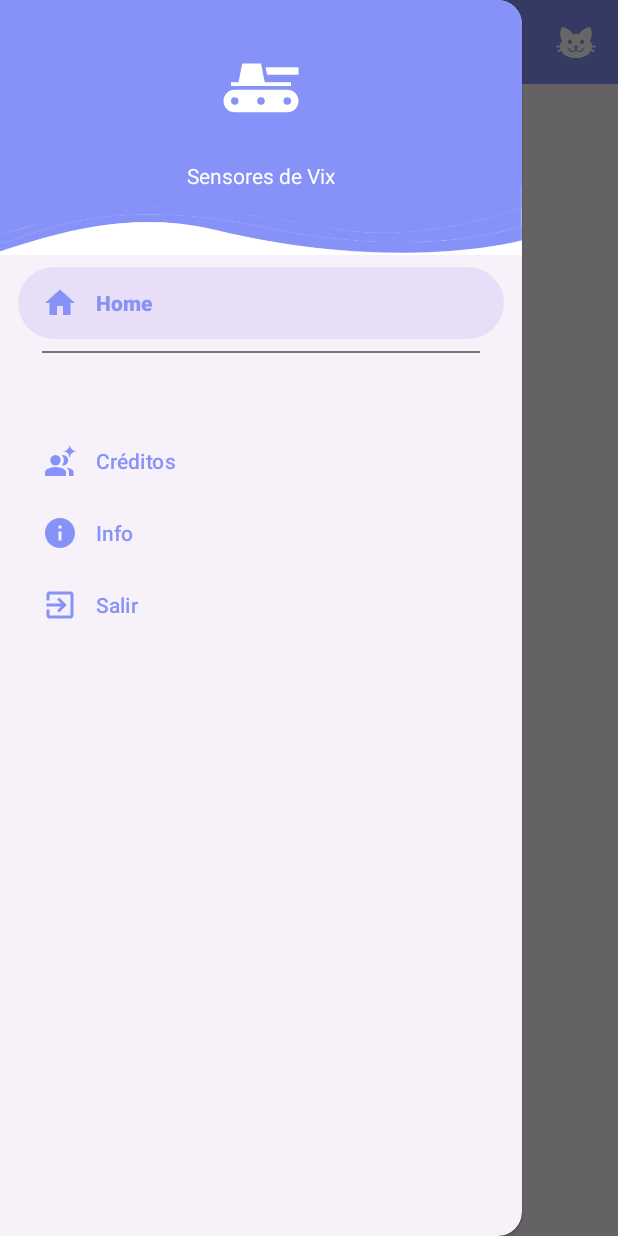
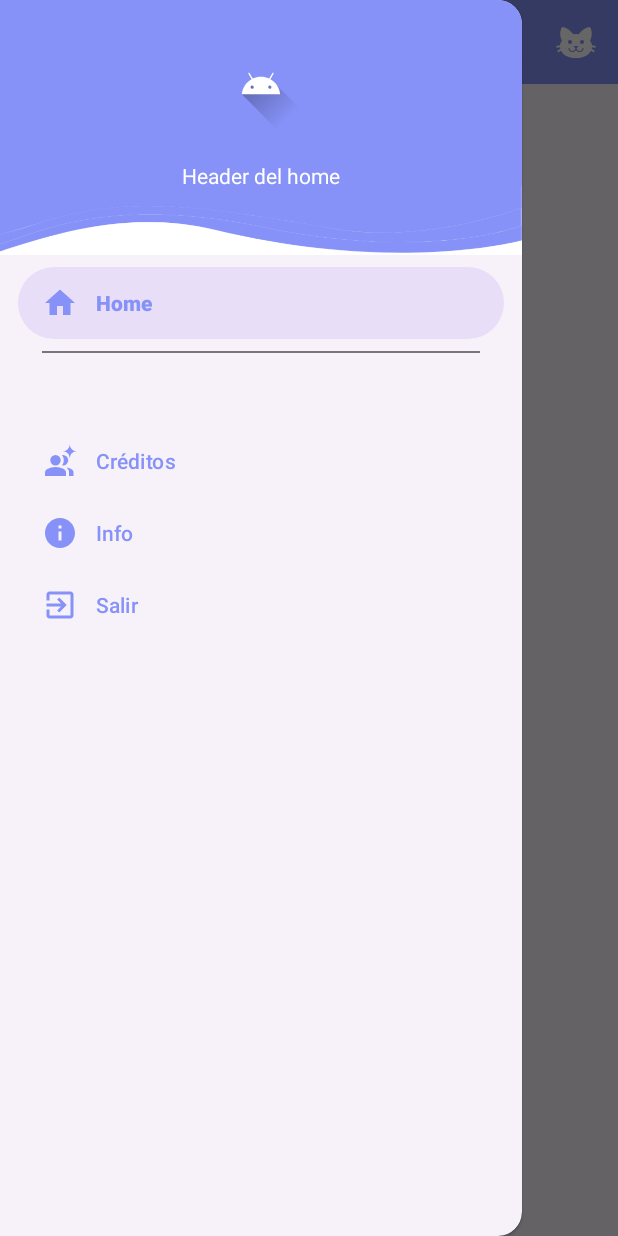
Before and after one commit to Gabriel-R-L/Suite_Sensores_Multimedia, an Android app: the screen it shows after launch (MainActivity), with the side drawer open, on a phone screen of 412 x 824 dp. Run offline under Robolectric (Android 15) with nearby library versions, the light colour scheme and no system bars.

Commit message:
Cambio del header y menu al volver al home

```diff
--- a/app/src/main/java/com/suitejvg/suitesensores/main/MainActivity.java
+++ b/app/src/main/java/com/suitejvg/suitesensores/main/MainActivity.java
@@ -34,7 +34,12 @@ public class MainActivity extends AppCompatActivity implements NavigationView.On
         drawerLayout = findViewById(R.id.drawer_layout);
         NavigationView navigationView = findViewById(R.id.nav_view);
         navigationView.setNavigationItemSelectedListener(this);
+
+//        * cargar el menu
         navigationView.inflateMenu(R.menu.nav_menu);
+
+//        * cargar el header
+        navigationView.inflateHeaderView(R.layout.nav_header);
 
 //        * crear el menu hamburguesa
         ActionBarDrawerToggle toggle = new ActionBarDrawerToggle(this, drawerLayout, toolbar, R.string.open_nav,
@@ -60,36 +65,43 @@ public class MainActivity extends AppCompatActivity implements NavigationView.On
     @Override
     public boolean onOptionsItemSelected(@NonNull MenuItem item) {
 
-//        * controlar clicks en los items del menu
         if (item.getItemId() == R.id.vix) {
             Toast.makeText(this, "Vix", Toast.LENGTH_SHORT).show();
 
-//            * cambiar el menu hamburguesa
+//            * localizar el menu hamburguesa
             NavigationView navigationView = findViewById(R.id.nav_view);
 //            * limpiar el menu hamburguesa para que no se duplique
             navigationView.getMenu().clear();
+            navigationView.removeHeaderView(navigationView.getHeaderView(0));
+
 //            * cargar el menu de cada uno
             navigationView.inflateMenu(R.menu.nav_menu_vix);
+//            * cargar el header
+            navigationView.inflateHeaderView(R.layout.nav_header_vix);
 
         } else if (item.getItemId() == R.id.dele) {
             Toast.makeText(this, "Dele", Toast.LENGTH_SHORT).show();
 
-//            * cambiar el menu hamburguesa
+//              * cambiar el menu hamburguesa
 //            NavigationView navigationView = findViewById(R.id.nav_view);
-//            * limpiar el menu hamburguesa para que no se duplique
+//              * limpiar el menu hamburguesa para que no se duplique
 //            navigationView.getMenu().clear();
-//            * cargar el menu de cada uno
+//              * cargar el menu de cada uno
 //            navigationView.inflateMenu(R.menu.nav_menu_dele);
+//              * cargar el header
+//            navigationView.inflateHeaderView(R.layout.nav_header_dele);
 
         } else if (item.getItemId() == R.id.jona) {
             Toast.makeText(this, "Jona", Toast.LENGTH_SHORT).show();
 
-//            * cambiar el menu hamburguesa
+//              * cambiar el menu hamburguesa
 //            NavigationView navigationView = findViewById(R.id.nav_view);
-//            * limpiar el menu hamburguesa para que no se duplique
+//              * limpiar el menu hamburguesa para que no se duplique
 //            navigationView.getMenu().clear();
-//            * cargar el menu de cada uno
+//              * cargar el menu de cada uno
 //            navigationView.inflateMenu(R.menu.nav_menu_jona);
+//              * cargar el header
+//            navigationView.inflateHeaderView(R.layout.nav_header_jona);
         }
 
         return super.onOptionsItemSelected(item);
@@ -103,6 +115,17 @@ public class MainActivity extends AppCompatActivity implements NavigationView.On
 //            * en vez de intent para mantener menus
             getSupportFragmentManager().beginTransaction().replace(R.id.fragment_container, new HomeFragmen()).commit();
             Toast.makeText(this, "Home*", Toast.LENGTH_SHORT).show();
+
+//            * localizar el menu hamburguesa
+            NavigationView navigationView = findViewById(R.id.nav_view);
+//            * limpiar el menu hamburguesa para que no se duplique
+            navigationView.getMenu().clear();
+            navigationView.removeHeaderView(navigationView.getHeaderView(0));
+
+//            * cargar el menu de cada uno
+            navigationView.inflateMenu(R.menu.nav_menu);
+//            * cargar el header
+            navigationView.inflateHeaderView(R.layout.nav_header);
 
         } else if (item.getItemId()==R.id.nav_giroscopio) {
             Toast.makeText(this, "Giroscopio*", Toast.LENGTH_SHORT).show();
--- a/app/src/main/res/layout/activity_main.xml
+++ b/app/src/main/res/layout/activity_main.xml
@@ -36,9 +36,9 @@
         android:layout_height="match_parent"
         android:id="@+id/nav_view"
         android:layout_gravity="start"
-        app:headerLayout="@layout/nav_header_vix"
         app:itemIconTint="@color/lavender"
         app:itemTextColor="@color/lavender"/>
+<!--        app:headerLayout="@layout/nav_header_vix"-->
 <!--        app:menu="@menu/nav_menu"-->
 
 
--- /dev/null
+++ b/app/src/main/res/layout/nav_header.xml
@@ -0,0 +1,30 @@
+<?xml version="1.0" encoding="utf-8"?>
+<LinearLayout
+    xmlns:android="http://schemas.android.com/apk/res/android"
+    xmlns:tools="http://schemas.android.com/tools"
+    android:orientation="vertical"
+    android:layout_width="match_parent"
+    android:layout_height="170dp"
+    android:gravity="center"
+    android:padding="16dp"
+    android:background="@drawable/headerbkg"
+    android:theme="@style/ThemeOverlay.AppCompat.Dark">
+
+    <ImageView
+        android:layout_width="60dp"
+        android:layout_height="60dp"
+        android:layout_marginBottom="20dp"
+        android:contentDescription="@string/icono_de_cada_uno"
+        android:src="@drawable/ic_launcher_foreground"
+        tools:ignore="ImageContrastCheck" />
+
+    <TextView
+        android:layout_width="wrap_content"
+        android:layout_height="wrap_content"
+        android:layout_marginBottom="16dp"
+        android:text="@string/header_del_home"
+        android:textColor="@color/white"
+        android:textSize="14sp"
+        tools:ignore="TextContrastCheck" />
+
+</LinearLayout>
--- a/app/src/main/res/values/strings.xml
+++ b/app/src/main/res/values/strings.xml
@@ -11,4 +11,5 @@
     <string name="salir">Salir</string>
     <string name="sensores_de_vix">Sensores de Vix</string>
     <string name="icono_de_cada_uno">Icono de cada uno</string>
+    <string name="header_del_home">Header del home</string>
 </resources>
```
